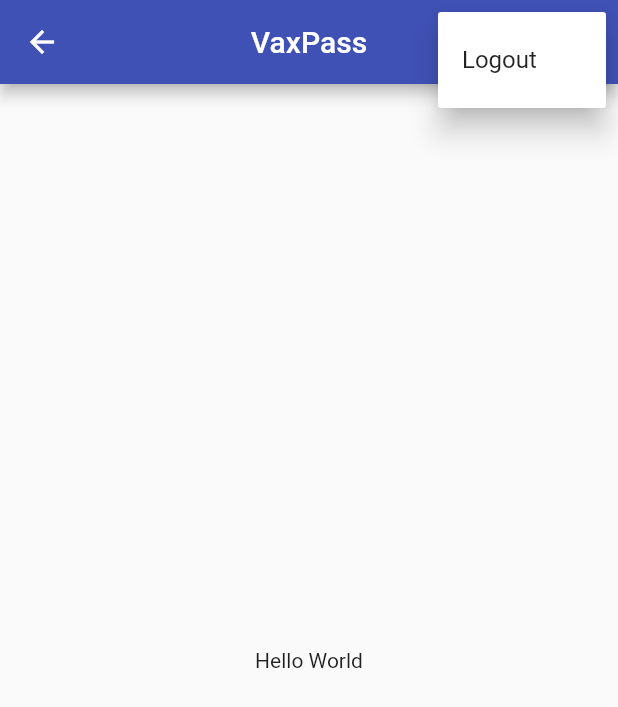
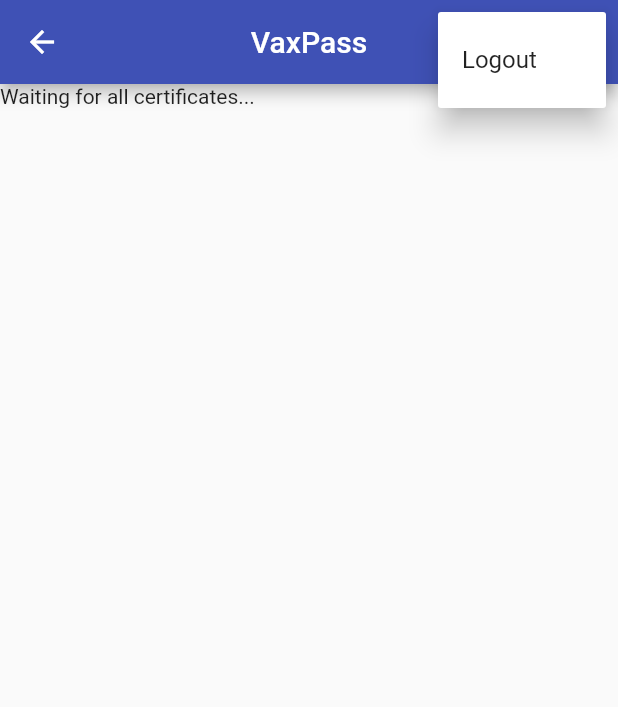
Before and after one commit to ttvs-blockchain/flutter-customer-client, a Flutter app: the MainView screen opened by its route, after a tap on the "more vert" icon, on a phone screen of 412 x 824 dp. Shown: the top 707 px of the screen. Run offline on Flutter 3.47's test engine with Material 2 defaults, Android fonts, the phone set to English and light mode, and no system bars; our stand-ins replace firebase_auth, firebase_core, objectbox, rxdart, sqflite; accounts and stored records are empty; generated files the repository leaves out were written again; network calls fail.

Commit message:
preparing main view to read all certificates

```diff
--- a/lib/screens/main_view.dart
+++ b/lib/screens/main_view.dart
@@ -1,13 +1,9 @@
 import 'package:flutter/material.dart';
-import 'package:rxdart/rxdart.dart';
 import 'package:vaxpass/services/auth/auth_service.dart';
+import 'package:vaxpass/services/crud/certificate_service.dart';
 
 import '../constants/routes.dart';
 import '../enums/menu_action.dart';
-import '../models/models.dart';
-import 'certificate.dart';
-import 'info.dart';
-import 'qr_code.dart';
 
 class MainView extends StatefulWidget {
   const MainView({Key? key}) : super(key: key);
@@ -15,7 +11,25 @@ class MainView extends StatefulWidget {
   @override
   State<MainView> createState() => _MainViewState();
 }
+
 class _MainViewState extends State<MainView> {
+  late final CertificateService _certificateService;
+
+  String get userEmail => AuthService.fireBase().currentUser!.email!;
+
+  @override
+  void initState() {
+    _certificateService = CertificateService();
+    _certificateService.open();
+    super.initState();
+  }
+
+  @override
+  void dispose() {
+    _certificateService.close();
+    super.dispose();
+  }
+
   @override
   Widget build(BuildContext context) {
     return Scaffold(
@@ -31,7 +45,7 @@ class _MainViewState extends State<MainView> {
                   await AuthService.fireBase().logOut();
                   Navigator.of(context).pushNamedAndRemoveUntil(
                     loginViewRoute,
-                        (_) => false,
+                    (_) => false,
                   );
                 }
                 break;
@@ -46,9 +60,26 @@ class _MainViewState extends State<MainView> {
           }),
         ],
       ),
-      body: const Center(
-        child: Text('Hello World'),
-      ),
+      body: FutureBuilder(
+          future: _certificateService.getOrCreateUser(email: userEmail),
+          builder: (context, snapshot) {
+            switch (snapshot.connectionState) {
+              case ConnectionState.done:
+                return StreamBuilder(
+                  stream: _certificateService.allCertificates,
+                  builder: (context, snapshot) {
+                    switch (snapshot.connectionState) {
+                      case ConnectionState.waiting:
+                        return const Text('Waiting for all certificates...');
+                      default:
+                        return const CircularProgressIndicator();
+                    }
+                  }
+                );
+              default:
+                return const CircularProgressIndicator();
+            }
+          }),
     );
   }
 }
--- a/lib/services/auth/auth_user.dart
+++ b/lib/services/auth/auth_user.dart
@@ -3,9 +3,16 @@ import 'package:flutter/foundation.dart';
 
 @immutable
 class AuthUser {
+  final String? email;
   final bool isEmailVerified;
-  const AuthUser({required this.isEmailVerified});
 
-  factory AuthUser.fromFirebase(User user) =>
-      AuthUser(isEmailVerified: user.emailVerified);
+  const AuthUser({
+    required this.email,
+    required this.isEmailVerified,
+  });
+
+  factory AuthUser.fromFirebase(User user) => AuthUser(
+        email: user.email,
+        isEmailVerified: user.emailVerified,
+      );
 }
--- a/lib/services/crud/certificate_service.dart
+++ b/lib/services/crud/certificate_service.dart
@@ -12,8 +12,14 @@ class CertificateService {
 
   List<DatabaseCertificate> _certificates = [];
 
+  static final CertificateService _shared = CertificateService._sharedInstance();
+  CertificateService._sharedInstance();
+  factory CertificateService() => _shared;
+
   final _certificateStreamController =
       StreamController<List<DatabaseCertificate>>.broadcast();
+
+  Stream<List<DatabaseCertificate>> get allCertificates => _certificateStreamController.stream;
 
   Future<void> _cacheCertificates() async {
     final allCertificates = await getAllCertificates();
@@ -52,6 +58,14 @@ class CertificateService {
     }
   }
 
+  Future<void> _ensureIDIsOpen() async {
+    try {
+      await open();
+    } on DatabaseAlreadyOpenException {
+      // empty
+    }
+  }
+
   Database _getDatabaseOrThrow() {
     final db = _db;
     if (db == null) {
@@ -61,6 +75,7 @@ class CertificateService {
   }
 
   Future<DatabaseUser> createUser({required String email}) async {
+    await _ensureIDIsOpen();
     final db = _getDatabaseOrThrow();
     final results = await db.query(
       userTableName,
@@ -83,6 +98,7 @@ class CertificateService {
   }
 
   Future<void> deleteUser({required String email}) async {
+    await _ensureIDIsOpen();
     final db = _getDatabaseOrThrow();
     final deleteCount = await db.delete(
       userTableName,
@@ -95,6 +111,7 @@ class CertificateService {
   }
 
   Future<DatabaseUser> getUser({required String email}) async {
+    await _ensureIDIsOpen();
     final db = _getDatabaseOrThrow();
 
     final result = await db.query(
@@ -125,6 +142,7 @@ class CertificateService {
 
   Future<DatabaseCertificate> createCertificate(
       {required DatabaseUser owner}) async {
+    await _ensureIDIsOpen();
     final db = _getDatabaseOrThrow();
 
     // make sure the owner exists in the database with the correct id
@@ -155,6 +173,7 @@ class CertificateService {
   }
 
   Future<void> deleteCertificate({required int id}) async {
+    await _ensureIDIsOpen();
     final db = _getDatabaseOrThrow();
     final deleteCount = await db.delete(
       certificateTableName,
@@ -169,6 +188,7 @@ class CertificateService {
   }
 
   Future<int> deleteAllCertificates() async {
+    await _ensureIDIsOpen();
     final db = _getDatabaseOrThrow();
     final deleteCount = await db.delete(certificateTableName);
     _certificates = [];
@@ -177,6 +197,7 @@ class CertificateService {
   }
 
   Future<DatabaseCertificate> getCertificate({required int id}) async {
+    await _ensureIDIsOpen();
     final db = _getDatabaseOrThrow();
     final certificates = await db.query(
       certificateTableName,
@@ -196,6 +217,7 @@ class CertificateService {
   }
 
   Future<Iterable<DatabaseCertificate>> getAllCertificates() async {
+    await _ensureIDIsOpen();
     final db = _getDatabaseOrThrow();
     final certificates = await db.query(certificateTableName);
 
@@ -207,6 +229,7 @@ class CertificateService {
     required DatabaseCertificate certificate,
     required String text,
   }) async {
+    await _ensureIDIsOpen();
     final db = _getDatabaseOrThrow();
 
     // make sure the certificate exists
@@ -293,9 +316,9 @@ const userIDColumn = 'user_id';
 const textColumn = 'text';
 const isSyncedWithCloudColumn = 'is_synced_with_cloud';
 const createUserTable = '''CREATE TABLE IF NOT EXISTS "user" (
-        "id" INTEGER NOT NULL,
-        "email" TEXT NOT NULL UNIQUE,
-        "PRIMARY" KEY("id" AUTOINCREMENT)
+        "id"	INTEGER NOT NULL,
+        "email"	TEXT NOT NULL UNIQUE,
+        PRIMARY KEY("id" AUTOINCREMENT)
       );''';
 const createCertificateTable = '''CREATE TABLE IF NOT EXISTS "certificate" (
         "id" INTEGER NOT NULL,
```
